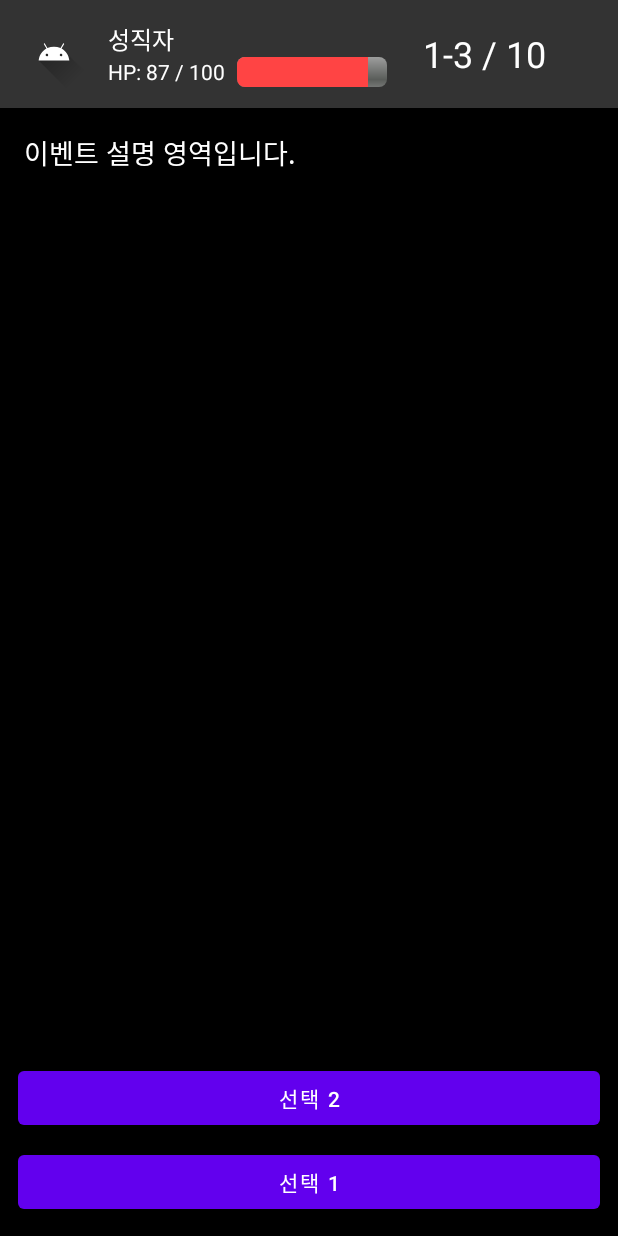
After one commit to suckwonlee/PROJECT_PAS, an Android app: the layout non_battle_event.xml on its own in the app's theme, with its tools: preview values and no code run, on a phone screen of 412 x 824 dp. The commit adds this screen. Run offline under Robolectric (Android 15) with nearby library versions, the phone set to English and light mode, and no system bars.

Commit message:
비전투창 관련 코드 작성

```diff
--- /dev/null
+++ b/app/src/main/res/layout/non_battle_event.xml
@@ -0,0 +1,153 @@
+<?xml version="1.0" encoding="utf-8"?>
+<RelativeLayout xmlns:android="http://schemas.android.com/apk/res/android"
+    android:layout_width="match_parent"
+    android:layout_height="match_parent">
+
+    <!-- 상단 고정 헤더: 가로 정렬 캐릭터 이미지 + 이름 + HP + 챕터 진행도 -->
+    <LinearLayout
+        android:id="@+id/event_header"
+        android:layout_width="match_parent"
+        android:layout_height="wrap_content"
+        android:orientation="horizontal"
+        android:padding="12dp"
+        android:background="#333333"
+        android:gravity="center_vertical">
+
+        <!-- 캐릭터 이미지 -->
+        <ImageView
+            android:id="@+id/header_character_image"
+            android:layout_width="48dp"
+            android:layout_height="48dp"
+            android:scaleType="centerCrop"
+            android:src="@drawable/ic_launcher_foreground"
+            android:layout_marginEnd="12dp" />
+
+        <!-- 캐릭터 이름 및 HP 세로 정렬 -->
+        <LinearLayout
+            android:layout_width="wrap_content"
+            android:layout_height="wrap_content"
+            android:orientation="vertical"
+            android:layout_marginEnd="24dp">
+
+            <!-- 캐릭터 이름 -->
+            <TextView
+                android:id="@+id/header_character_name"
+                android:layout_width="wrap_content"
+                android:layout_height="wrap_content"
+                android:text="성직자"
+                android:textColor="#FFFFFF"
+                android:textSize="16sp" />
+
+            <!-- HP 정보 + 게이지 -->
+            <LinearLayout
+                android:layout_width="wrap_content"
+                android:layout_height="wrap_content"
+                android:orientation="horizontal"
+                android:gravity="center_vertical">
+
+                <TextView
+                    android:id="@+id/header_hp"
+                    android:layout_width="wrap_content"
+                    android:layout_height="wrap_content"
+                    android:text="HP: 87 / 100"
+                    android:textColor="#FFFFFF"
+                    android:textSize="14sp"
+                    android:layout_marginEnd="8dp" />
+
+                <ProgressBar
+                    android:id="@+id/header_hp_bar"
+                    style="@android:style/Widget.ProgressBar.Horizontal"
+                    android:layout_width="100dp"
+                    android:layout_height="wrap_content"
+                    android:max="100"
+                    android:progress="87"
+                    android:progressTint="@android:color/holo_red_light" />
+            </LinearLayout>
+        </LinearLayout>
+
+        <!-- 챕터 진행도 수치 -->
+        <LinearLayout
+            android:layout_width="wrap_content"
+            android:layout_height="wrap_content"
+            android:orientation="vertical">
+            <TextView
+                android:id="@+id/header_progress"
+                android:layout_width="wrap_content"
+                android:layout_height="wrap_content"
+                android:text="1-3 / 10"
+                android:textColor="#FFFFFF"
+                android:textSize="24sp"
+                android:layout_gravity="center_horizontal" />
+        </LinearLayout>
+    </LinearLayout>
+
+    <!-- 중앙 ScrollView → 이미지 + 설명 텍스트 포함 -->
+    <ScrollView
+        android:background="@color/black"
+        android:id="@+id/event_scroll"
+        android:layout_width="match_parent"
+        android:layout_height="match_parent"
+        android:layout_below="@id/event_header"
+        android:padding="16dp"
+        android:layout_above="@id/button_container">
+
+        <LinearLayout
+            android:orientation="vertical"
+            android:layout_width="match_parent"
+            android:layout_height="wrap_content">
+
+            <!-- 대표 이미지뷰 (이벤트에 따라 표시 또는 GONE) -->
+            <ImageView
+                android:id="@+id/event_image"
+                android:layout_width="match_parent"
+                android:layout_height="200dp"
+                android:scaleType="centerCrop"
+                android:adjustViewBounds="true"
+                android:visibility="gone"
+                android:layout_marginBottom="16dp" />
+
+            <!-- 이벤트 설명 텍스트 -->
+            <TextView
+                android:id="@+id/event_description"
+                android:layout_width="match_parent"
+                android:layout_height="wrap_content"
+                android:textSize="18sp"
+                android:textColor="#FFFFFF"
+                android:lineSpacingExtra="4dp"
+                android:text="이벤트 설명 영역입니다." />
+        </LinearLayout>
+    </ScrollView>
+
+    <!-- 세로 정렬된 버튼 3개 (1이 아래로) -->
+    <LinearLayout
+        android:id="@+id/button_container"
+        android:layout_width="match_parent"
+        android:layout_height="wrap_content"
+        android:orientation="vertical"
+        android:background="@color/black"
+        android:layout_alignParentBottom="true"
+        android:padding="12dp">
+
+        <Button
+            android:id="@+id/choice_button_3"
+            android:layout_width="match_parent"
+            android:layout_height="wrap_content"
+            android:layout_marginBottom="8dp"
+            android:visibility="gone"
+            android:text="선택 3" />
+
+        <Button
+            android:id="@+id/choice_button_2"
+            android:layout_width="match_parent"
+            android:layout_height="wrap_content"
+            android:layout_marginBottom="8dp"
+            android:text="선택 2" />
+
+        <Button
+            android:id="@+id/choice_button_1"
+            android:layout_width="match_parent"
+            android:layout_height="wrap_content"
+            android:text="선택 1" />
+    </LinearLayout>
+
+</RelativeLayout>
```
Also changed, not shown: app/src/main/assets/events/church.json (added, +39 -0 lines), app/src/main/java/kr/ac/kopo/project_pas/event/EventManager.java (+108 -1 lines), app/src/main/java/kr/ac/kopo/project_pas/ui/EventActivity.java (+101 -2 lines).
